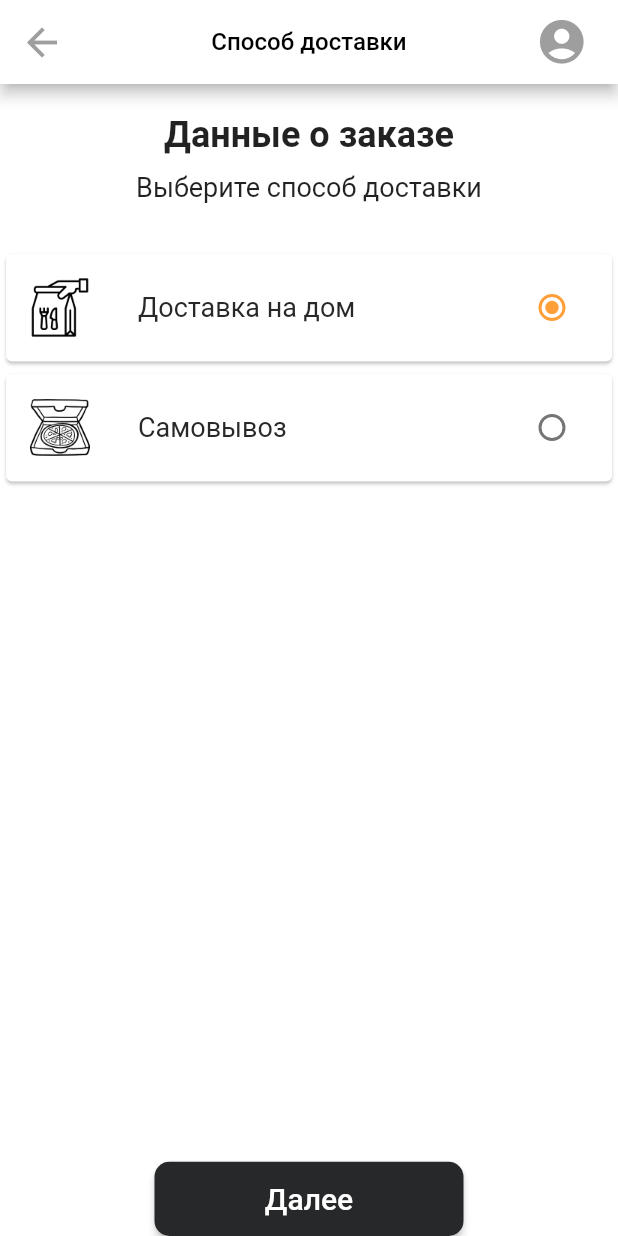
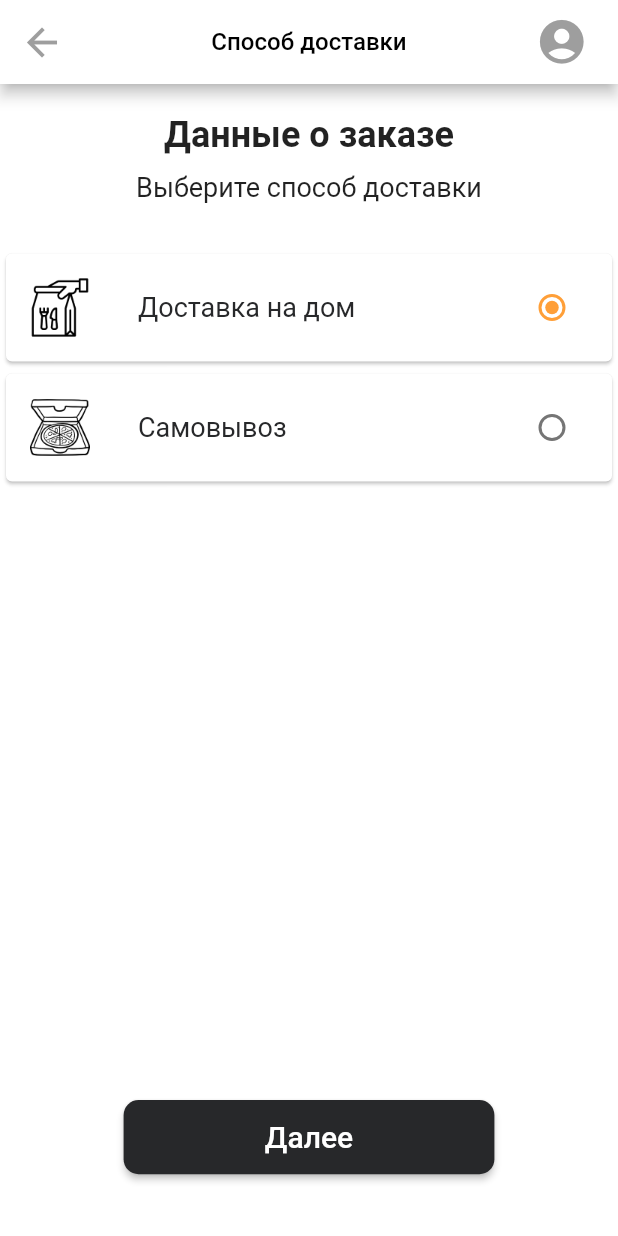
Before and after one commit to Jardynero/pizza_dym, a Flutter app: the DeliveryMethode screen opened by its route, on a phone screen of 412 x 824 dp. Run offline on Flutter 3.47's test engine with Material 2 defaults, Android fonts, the phone set to English and light mode, and no system bars; our stand-ins replace cloud_firestore, firebase_analytics, firebase_auth, firebase_core, firebase_messaging; missing offline and left inert: app_tracking_transparency, flutter_cart; accounts and stored records are empty.

Commit message:
add btn margin & change width

```diff
--- a/lib/screens/cart_screen/delivery-methode_screen.dart
+++ b/lib/screens/cart_screen/delivery-methode_screen.dart
@@ -108,7 +108,9 @@ class _DeliveryMethodeState extends State<DeliveryMethode> {
   }
 
   Widget btn() {
-    return ElevatedButton(
+    return Container(
+      margin: EdgeInsets.only(bottom: MediaQuery.of(context).size.height / 100 * 5),
+      child: ElevatedButton(
         child: Text('Далее', style: TextStyle(fontSize: 20)),
         onPressed: () {
           Provider.of<CartModel>(context, listen: false)
@@ -122,11 +124,12 @@ class _DeliveryMethodeState extends State<DeliveryMethode> {
         style: ElevatedButton.styleFrom(
             primary: Color(0xff27282A),
             fixedSize: Size(
-            MediaQuery.of(context).size.width / 100 * 50,
+              MediaQuery.of(context).size.width / 100 * 60,
               MediaQuery.of(context).size.height / 100 * 6,
             ),
             shape:
                 RoundedRectangleBorder(borderRadius: BorderRadius.circular(10))),
+      ),
     );
   }
 }
```
Lines whose indentation alone changed are shown as unchanged.
